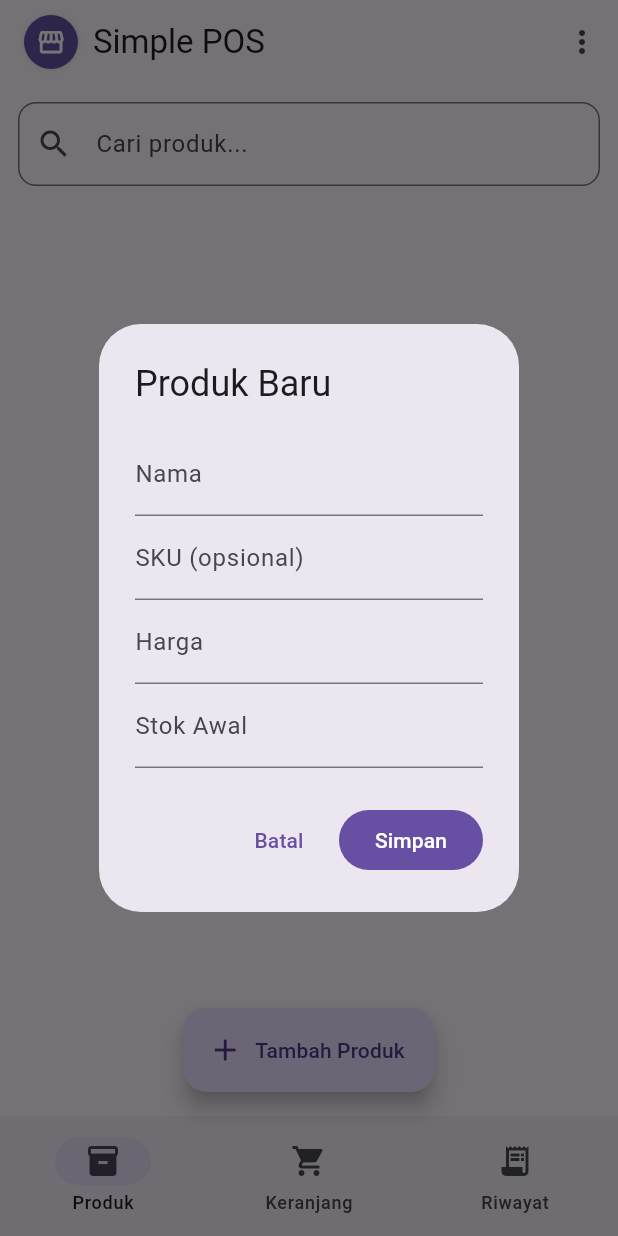
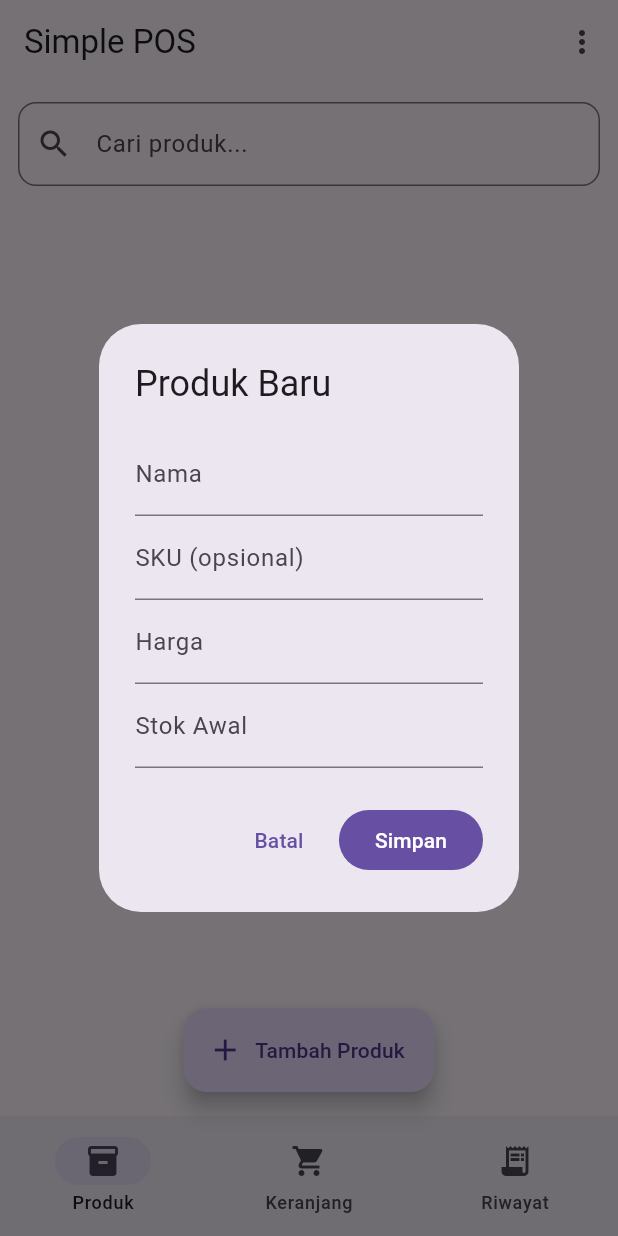
Before and after one commit to danangandrewijaya/simple_pos, a Flutter app: the screen it shows after launch, after a tap on "Tambah Produk", on a phone screen of 412 x 824 dp. Run offline on Flutter 3.47's test engine with Material 3 defaults, Android fonts, the phone set to English and light mode, and no system bars; our stand-ins replace csv, file_picker, sqflite; accounts and stored records are empty.

Commit message:
Revert "update ui"
This reverts commit c6fb19d9375a1583a2fb784ba12fda8a685102c6.

```diff
--- a/lib/main.dart
+++ b/lib/main.dart
@@ -22,27 +22,6 @@
   }
 }
 
-class KoperasiLogo extends StatelessWidget {
-  final double size;
-  const KoperasiLogo({super.key, this.size = 36});
-  @override
-  Widget build(BuildContext context) {
-    // Simple red-white circular logo with a store icon centered.
-      // Use theme colors so logo adapts to light/dark or custom themes
-      final cs = Theme.of(context).colorScheme;
-      return Container(
-        width: size,
-        height: size,
-        decoration: BoxDecoration(
-          shape: BoxShape.circle,
-          color: cs.primary,
-          boxShadow: [BoxShadow(color: Colors.black.withOpacity(0.12), blurRadius: 2)],
-        ),
-        child: Center(child: Icon(Icons.storefront, color: cs.onPrimary, size: size * 0.55)),
-      );
-  }
-}
-
 class HomePage extends StatefulWidget {
   const HomePage({super.key});
   @override
@@ -56,11 +35,7 @@
     final pages = [const ProductsPage(), const CartPage(), const SummaryPage()];
     return Scaffold(
       appBar: AppBar(
-        title: Row(children: const [
-          KoperasiLogo(size: 36),
-          SizedBox(width: 10),
-          Text('Simple POS')
-        ]),
+        title: const Text('Simple POS'),
         actions: idx == 0 ? const [ProductsActions()] : null,
       ),
       body: pages[idx],
```
